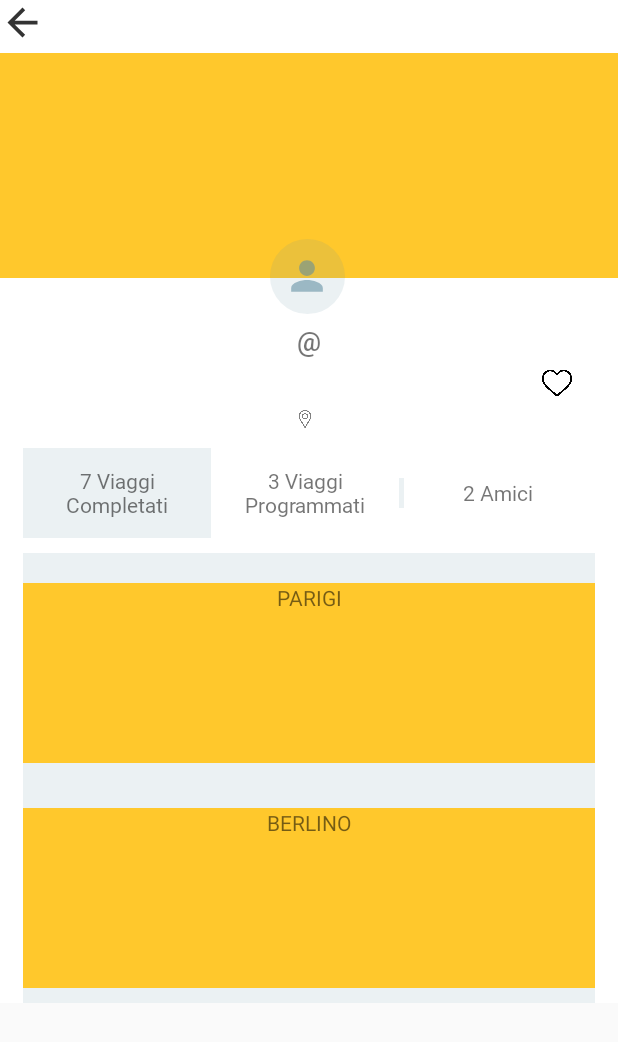
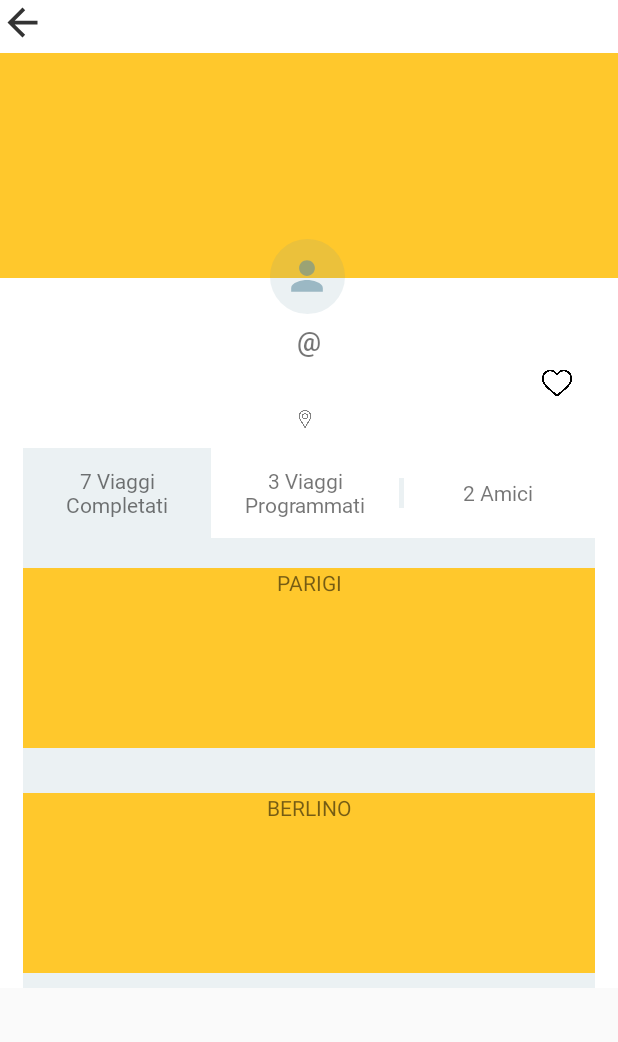
Before and after one commit to elepuggioni/ProgettoIUM, an Android app: the Profile screen opened directly, with no data from a screen before it, on a phone screen of 412 x 824 dp. Shown: the top 1042 px of the screen. Run offline under Robolectric (Android 15) with nearby library versions, the phone set to English and light mode, and no system bars.

Commit message:
Quasi completata prima schermata del profilo

```diff
--- a/app/src/main/res/layout/activity_profile.xml
+++ b/app/src/main/res/layout/activity_profile.xml
@@ -167,7 +167,7 @@
             android:layout_height="match_parent"
             android:orientation="vertical"
             android:gravity="center"
-            android:layout_marginTop="10dp"
+            android:layout_marginTop="0dp"
             android:layout_marginLeft="15dp"
             android:layout_marginRight="15dp"
             android:background="@drawable/profile_small_box">
```
